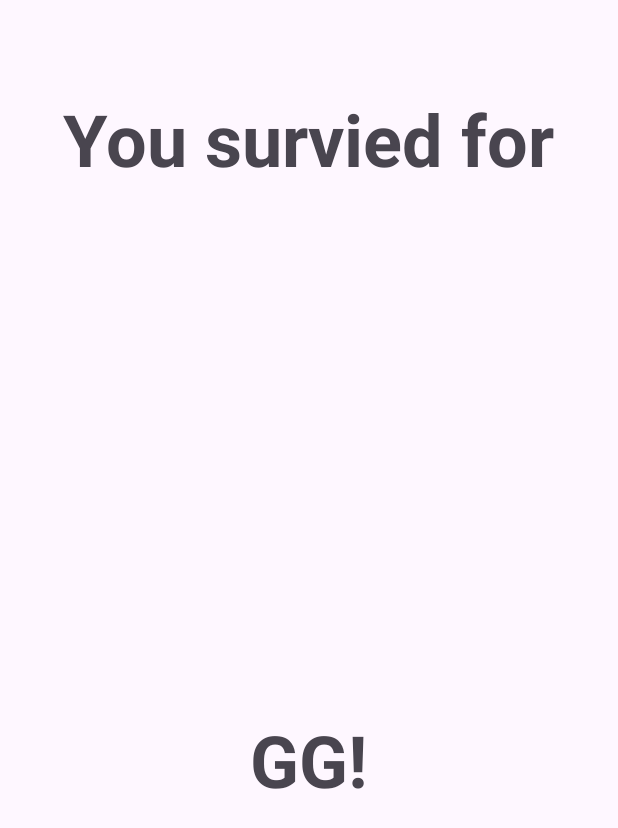
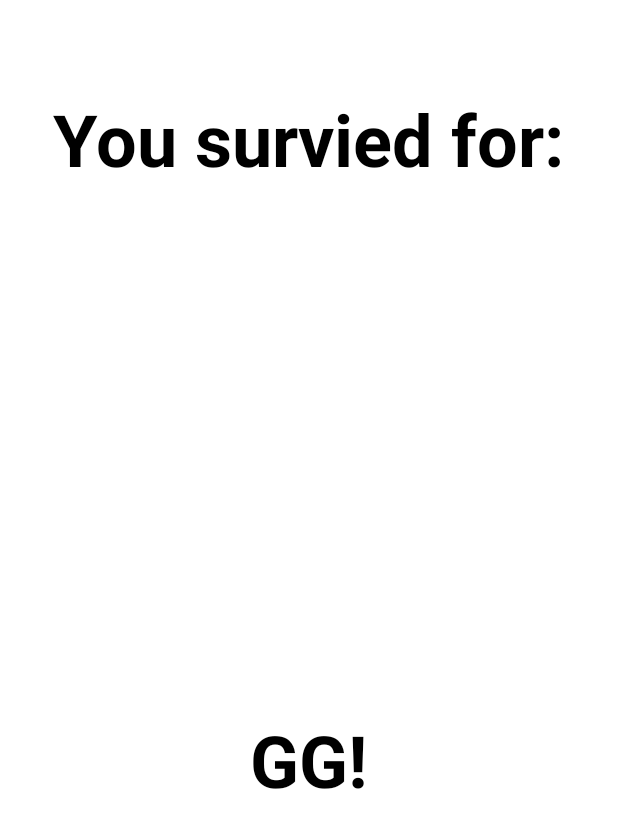
Before and after one commit to RoeiKat/AsteroidMayhem, an Android app: the GameOverActivity screen opened directly, with no data from a screen before it, on a phone screen of 412 x 824 dp. Shown: the top 828 px of the screen. Run offline under Robolectric (Android 15) with nearby library versions, the phone set to English and light mode, and no system bars.

Commit message:
Fixed game over activity style

```diff
--- a/app/src/main/res/layout/activity_game_over.xml
+++ b/app/src/main/res/layout/activity_game_over.xml
@@ -5,7 +5,9 @@
     android:id="@+id/main"
     android:layout_width="match_parent"
     android:layout_height="match_parent"
-    tools:context=".GameOverActivity">
+    tools:context=".GameOverActivity"
+    android:background="@color/white"
+    >
 
     <RelativeLayout
         android:id="@+id/gameOverTXT"
@@ -19,9 +21,9 @@
             android:layout_width="wrap_content"
             android:layout_height="wrap_content"
             android:textSize="48sp"
-            android:text="You survied for"
+            android:text="You survied for:"
             android:textStyle="bold"
-
+            android:textColor="@color/black"
             />
     </RelativeLayout>
 
@@ -39,6 +41,7 @@
             android:textSize="48sp"
             android:text="@string/app_name"
             android:textStyle="bold"
+            android:textColor="@color/black"
             />
     </RelativeLayout>
     <RelativeLayout
@@ -53,6 +56,7 @@
             android:textSize="48sp"
             android:text="GG!"
             android:textStyle="bold"
+            android:textColor="@color/black"
             />
     </RelativeLayout>
 
--- a/app/src/main/res/values/strings.xml
+++ b/app/src/main/res/values/strings.xml
@@ -2,5 +2,5 @@
     <string name="app_name">Orbit Mayhem</string>
     <string name="stop">STOP</string>
     <string name="play">PLAY</string>
-    <string name="newAppName">Orbit Mayhem</string>
+    <string name="newAppName">Orbit Mayhemgit</string>
 </resources>
```
